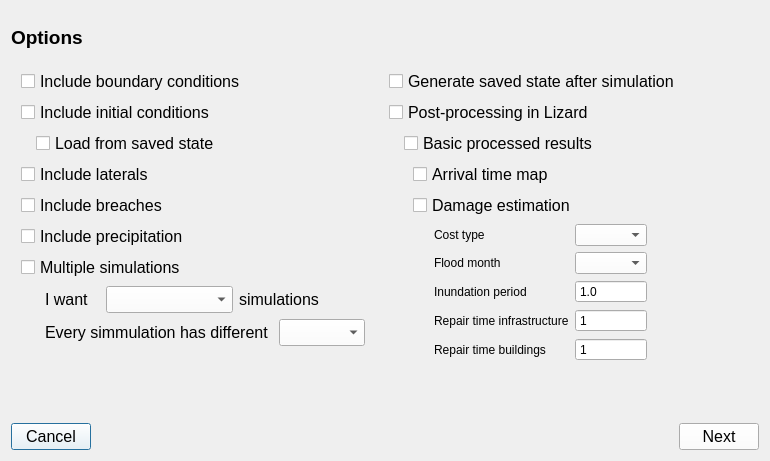
Above: threedi_api_qgis_client/ui/init_dialog.ui from nens/threedi-api-qgis-client before the change. Below: the same form after it.
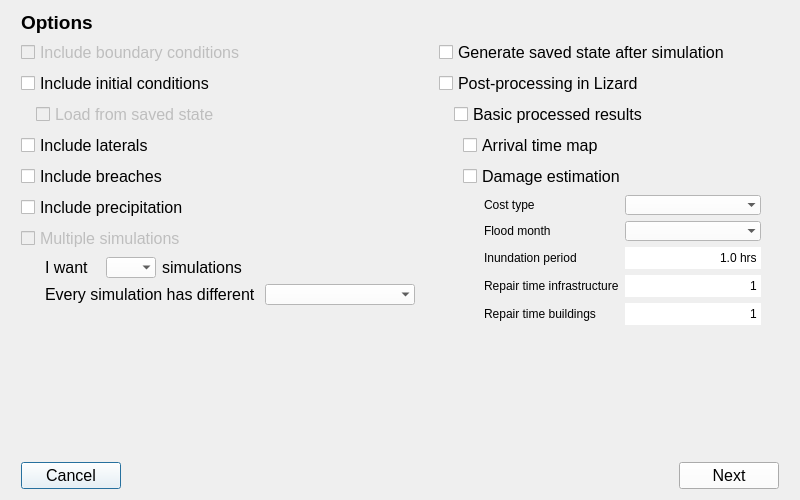
That is the form after the change.

What changed in the file:
```diff
--- a/threedi_api_qgis_client/ui/init_dialog.ui
+++ b/threedi_api_qgis_client/ui/init_dialog.ui
@@ -6,20 +6,20 @@
    <rect>
     <x>0</x>
     <y>0</y>
-    <width>770</width>
-    <height>461</height>
+    <width>800</width>
+    <height>500</height>
    </rect>
   </property>
   <property name="minimumSize">
    <size>
-    <width>770</width>
-    <height>461</height>
+    <width>800</width>
+    <height>500</height>
    </size>
   </property>
   <property name="maximumSize">
    <size>
-    <width>758</width>
-    <height>461</height>
+    <width>800</width>
+    <height>500</height>
    </size>
   </property>
   <property name="palette">
@@ -69,15 +69,35 @@
    <string>Dialog</string>
   </property>
   <layout class="QGridLayout" name="gridLayout">
-   <item row="1" column="1">
-    <layout class="QFormLayout" name="formLayout_2">
-     <property name="fieldGrowthPolicy">
-      <enum>QFormLayout::FieldsStayAtSizeHint</enum>
+   <item row="0" column="1">
+    <widget class="QLabel" name="label">
+     <property name="maximumSize">
+      <size>
+       <width>397</width>
+       <height>52</height>
+      </size>
      </property>
-     <property name="horizontalSpacing">
-      <number>0</number>
+     <property name="font">
+      <font>
+       <pointsize>14</pointsize>
+       <weight>75</weight>
+       <bold>true</bold>
+      </font>
      </property>
-     <item row="0" column="0">
+     <property name="text">
+      <string>Options</string>
+     </property>
+     <property name="margin">
+      <number>15</number>
+     </property>
+    </widget>
+   </item>
+   <item row="1" column="2">
+    <layout class="QVBoxLayout" name="verticalLayout_5">
+     <property name="bottomMargin">
+      <number>14</number>
+     </property>
+     <item>
       <widget class="QCheckBox" name="cb_generate">
        <property name="palette">
         <palette>
@@ -127,7 +147,7 @@
        </property>
       </widget>
      </item>
-     <item row="1" column="0">
+     <item>
       <widget class="QCheckBox" name="cb_postprocess">
        <property name="font">
         <font>
@@ -140,7 +160,7 @@
        </property>
       </widget>
      </item>
-     <item row="2" column="0">
+     <item>
       <widget class="QWidget" name="postprocessing_widget" native="true">
        <layout class="QVBoxLayout" name="verticalLayout_2">
         <property name="leftMargin">
@@ -236,6 +256,12 @@
                <pointsize>9</pointsize>
               </font>
              </property>
+             <property name="styleSheet">
+              <string notr="true">QComboBox {background-color:white; selection-background-color: lightgray;}</string>
+             </property>
+             <property name="frame">
+              <bool>false</bool>
+             </property>
             </widget>
            </item>
            <item row="0" column="1">
@@ -252,6 +278,33 @@
                   </color>
                  </brush>
                 </colorrole>
+                <colorrole role="Base">
+                 <brush brushstyle="SolidPattern">
+                  <color alpha="255">
+                   <red>255</red>
+                   <green>255</green>
+                   <blue>255</blue>
+                  </color>
+                 </brush>
+                </colorrole>
+                <colorrole role="Window">
+                 <brush brushstyle="SolidPattern">
+                  <color alpha="255">
+                   <red>255</red>
+                   <green>255</green>
+                   <blue>255</blue>
+                  </color>
+                 </brush>
+                </colorrole>
+                <colorrole role="Highlight">
+                 <brush brushstyle="SolidPattern">
+                  <color alpha="255">
+                   <red>211</red>
+                   <green>211</green>
+                   <blue>211</blue>
+                  </color>
+                 </brush>
+                </colorrole>
                </active>
                <inactive>
                 <colorrole role="Button">
@@ -263,6 +316,33 @@
                   </color>
                  </brush>
                 </colorrole>
+                <colorrole role="Base">
+                 <brush brushstyle="SolidPattern">
+                  <color alpha="255">
+                   <red>255</red>
+                   <green>255</green>
+                   <blue>255</blue>
+                  </color>
+                 </brush>
+                </colorrole>
+                <colorrole role="Window">
+                 <brush brushstyle="SolidPattern">
+                  <color alpha="255">
+                   <red>255</red>
+                   <green>255</green>
+                   <blue>255</blue>
+                  </color>
+                 </brush>
+                </colorrole>
+                <colorrole role="Highlight">
+                 <brush brushstyle="SolidPattern">
+                  <color alpha="255">
+                   <red>211</red>
+                   <green>211</green>
+                   <blue>211</blue>
+                  </color>
+                 </brush>
+                </colorrole>
                </inactive>
                <disabled>
                 <colorrole role="Button">
@@ -274,6 +354,33 @@
                   </color>
                  </brush>
                 </colorrole>
+                <colorrole role="Base">
+                 <brush brushstyle="SolidPattern">
+                  <color alpha="255">
+                   <red>255</red>
+                   <green>255</green>
+                   <blue>255</blue>
+                  </color>
+                 </brush>
+                </colorrole>
+                <colorrole role="Window">
+                 <brush brushstyle="SolidPattern">
+                  <color alpha="255">
+                   <red>255</red>
+                   <green>255</green>
+                   <blue>255</blue>
+                  </color>
+                 </brush>
+                </colorrole>
+                <colorrole role="Highlight">
+                 <brush brushstyle="SolidPattern">
+                  <color alpha="255">
+                   <red>211</red>
+                   <green>211</green>
+                   <blue>211</blue>
+                  </color>
+                 </brush>
+                </colorrole>
                </disabled>
               </palette>
              </property>
@@ -282,6 +389,12 @@
                <pointsize>9</pointsize>
               </font>
              </property>
+             <property name="styleSheet">
+              <string notr="true">QComboBox {background-color:white; selection-background-color: lightgray;}</string>
+             </property>
+             <property name="frame">
+              <bool>false</bool>
+             </property>
             </widget>
            </item>
            <item row="2" column="0">
@@ -330,6 +443,15 @@
                <pointsize>9</pointsize>
               </font>
              </property>
+             <property name="styleSheet">
+              <string notr="true">QSpinBox {background-color: white;}</string>
+             </property>
+             <property name="frame">
+              <bool>false</bool>
+             </property>
+             <property name="alignment">
+              <set>Qt::AlignRight|Qt::AlignTrailing|Qt::AlignVCenter</set>
+             </property>
              <property name="buttonSymbols">
               <enum>QAbstractSpinBox::NoButtons</enum>
              </property>
@@ -348,6 +470,15 @@
                <pointsize>9</pointsize>
               </font>
              </property>
+             <property name="styleSheet">
+              <string notr="true">QSpinBox {background-color: white;}</string>
+             </property>
+             <property name="frame">
+              <bool>false</bool>
+             </property>
+             <property name="alignment">
+              <set>Qt::AlignRight|Qt::AlignTrailing|Qt::AlignVCenter</set>
+             </property>
              <property name="buttonSymbols">
               <enum>QAbstractSpinBox::NoButtons</enum>
              </property>
@@ -366,9 +497,21 @@
                <pointsize>9</pointsize>
               </font>
              </property>
+             <property name="styleSheet">
+              <string notr="true">QDoubleSpinBox {background-color: white;}</string>
+             </property>
+             <property name="frame">
+              <bool>false</bool>
+             </property>
+             <property name="alignment">
+              <set>Qt::AlignRight|Qt::AlignTrailing|Qt::AlignVCenter</set>
+             </property>
              <property name="buttonSymbols">
               <enum>QAbstractSpinBox::NoButtons</enum>
              </property>
+             <property name="suffix">
+              <string> hrs</string>
+             </property>
              <property name="decimals">
               <number>1</number>
              </property>
@@ -383,65 +526,34 @@
        </layout>
       </widget>
      </item>
-    </layout>
-   </item>
-   <item row="0" column="0">
-    <widget class="QLabel" name="label">
-     <property name="maximumSize">
-      <size>
-       <width>397</width>
-       <height>52</height>
-      </size>
-     </property>
-     <property name="font">
-      <font>
-       <pointsize>14</pointsize>
-       <weight>75</weight>
-       <bold>true</bold>
-      </font>
-     </property>
-     <property name="text">
-      <string>Options</string>
-     </property>
-     <property name="margin">
-      <number>15</number>
-     </property>
-    </widget>
-   </item>
-   <item row="2" column="0" colspan="2">
-    <layout class="QGridLayout" name="gridLayout_2">
-     <property name="bottomMargin">
-      <number>0</number>
-     </property>
-     <item row="0" column="0" alignment="Qt::AlignLeft">
-      <widget class="QPushButton" name="pb_cancel">
-       <property name="text">
-        <string>Cancel</string>
+     <item>
+      <spacer name="verticalSpacer_2">
+       <property name="orientation">
+        <enum>Qt::Vertical</enum>
        </property>
-      </widget>
-     </item>
-     <item row="0" column="1" alignment="Qt::AlignRight">
-      <widget class="QPushButton" name="pb_next">
-       <property name="text">
-        <string>Next</string>
+       <property name="sizeHint" stdset="0">
+        <size>
+         <width>20</width>
+         <height>40</height>
+        </size>
        </property>
-      </widget>
+      </spacer>
      </item>
     </layout>
    </item>
-   <item row="1" column="0">
-    <layout class="QFormLayout" name="formLayout">
-     <property name="fieldGrowthPolicy">
-      <enum>QFormLayout::FieldsStayAtSizeHint</enum>
-     </property>
-     <property name="horizontalSpacing">
-      <number>0</number>
-     </property>
-     <property name="leftMargin">
-      <number>10</number>
-     </property>
-     <item row="0" column="0">
+   <item row="1" column="1">
+    <layout class="QVBoxLayout" name="verticalLayout_6">
+     <item>
       <widget class="QCheckBox" name="cb_boundary">
+       <property name="enabled">
+        <bool>false</bool>
+       </property>
+       <property name="minimumSize">
+        <size>
+         <width>408</width>
+         <height>0</height>
+        </size>
+       </property>
        <property name="font">
         <font>
          <family>Segoe UI</family>
@@ -453,7 +565,7 @@
        </property>
       </widget>
      </item>
-     <item row="1" column="0">
+     <item>
       <widget class="QCheckBox" name="cb_conditions">
        <property name="font">
         <font>
@@ -466,7 +578,7 @@
        </property>
       </widget>
      </item>
-     <item row="2" column="0">
+     <item>
       <widget class="QWidget" name="load_state_widget" native="true">
        <layout class="QVBoxLayout" name="verticalLayout_4">
         <property name="leftMargin">
@@ -480,6 +592,9 @@
         </property>
         <item>
          <widget class="QCheckBox" name="cb_load_saved_state">
+          <property name="enabled">
+           <bool>false</bool>
+          </property>
           <property name="font">
            <font>
             <family>Segoe UI</family>
@@ -494,7 +609,7 @@
        </layout>
       </widget>
      </item>
-     <item row="3" column="0">
+     <item>
       <widget class="QCheckBox" name="cb_laterals">
        <property name="font">
         <font>
@@ -507,8 +622,8 @@
        </property>
       </widget>
      </item>
-     <item row="4" column="0">
-      <widget class="QCheckBox" name="cb_breanches">
+     <item>
+      <widget class="QCheckBox" name="cb_breaches">
        <property name="font">
         <font>
          <family>Segoe UI</family>
@@ -520,7 +635,7 @@
        </property>
       </widget>
      </item>
-     <item row="5" column="0">
+     <item>
       <widget class="QCheckBox" name="cb_precipitation">
        <property name="font">
         <font>
@@ -533,8 +648,11 @@
        </property>
       </widget>
      </item>
-     <item row="6" column="0">
+     <item>
       <widget class="QCheckBox" name="cb_multiple_simulations">
+       <property name="enabled">
+        <bool>false</bool>
+       </property>
        <property name="font">
         <font>
          <family>Segoe UI</family>
@@ -546,7 +664,7 @@
        </property>
       </widget>
      </item>
-     <item row="7" column="0">
+     <item>
       <widget class="QWidget" name="multiple_simulations_widget" native="true">
        <layout class="QVBoxLayout" name="verticalLayout">
         <property name="leftMargin">
@@ -591,6 +709,18 @@
            </item>
            <item>
             <widget class="QComboBox" name="dd_number_of_simulation">
+             <property name="sizePolicy">
+              <sizepolicy hsizetype="Minimum" vsizetype="Fixed">
+               <horstretch>0</horstretch>
+               <verstretch>0</verstretch>
+              </sizepolicy>
+             </property>
+             <property name="maximumSize">
+              <size>
+               <width>50</width>
+               <height>16777215</height>
+              </size>
+             </property>
              <property name="palette">
               <palette>
                <active>
@@ -603,6 +733,33 @@
                   </color>
                  </brush>
                 </colorrole>
+                <colorrole role="Base">
+                 <brush brushstyle="SolidPattern">
+                  <color alpha="255">
+                   <red>255</red>
+                   <green>255</green>
+                   <blue>255</blue>
+                  </color>
+                 </brush>
+                </colorrole>
+                <colorrole role="Window">
+                 <brush brushstyle="SolidPattern">
+                  <color alpha="255">
+                   <red>255</red>
+                   <green>255</green>
+                   <blue>255</blue>
+                  </color>
+                 </brush>
+                </colorrole>
+                <colorrole role="Highlight">
+                 <brush brushstyle="SolidPattern">
+                  <color alpha="255">
+                   <red>211</red>
+                   <green>211</green>
+                   <blue>211</blue>
+                  </color>
+                 </brush>
+                </colorrole>
                </active>
                <inactive>
                 <colorrole role="Button">
@@ -614,6 +771,33 @@
                   </color>
                  </brush>
                 </colorrole>
+                <colorrole role="Base">
+                 <brush brushstyle="SolidPattern">
+                  <color alpha="255">
+                   <red>255</red>
+                   <green>255</green>
+                   <blue>255</blue>
+                  </color>
+                 </brush>
+                </colorrole>
+                <colorrole role="Window">
+                 <brush brushstyle="SolidPattern">
+                  <color alpha="255">
+                   <red>255</red>
+                   <green>255</green>
+                   <blue>255</blue>
+                  </color>
+                 </brush>
+                </colorrole>
+                <colorrole role="Highlight">
+                 <brush brushstyle="SolidPattern">
+                  <color alpha="255">
+                   <red>211</red>
+                   <green>211</green>
+                   <blue>211</blue>
+                  </color>
+                 </brush>
+                </colorrole>
                </inactive>
                <disabled>
                 <colorrole role="Button">
@@ -625,9 +809,47 @@
                   </color>
                  </brush>
                 </colorrole>
+                <colorrole role="Base">
+                 <brush brushstyle="SolidPattern">
+                  <color alpha="255">
+                   <red>255</red>
+                   <green>255</green>
+                   <blue>255</blue>
+                  </color>
+                 </brush>
+                </colorrole>
+                <colorrole role="Window">
+                 <brush brushstyle="SolidPattern">
+                  <color alpha="255">
+                   <red>255</red>
+                   <green>255</green>
+                   <blue>255</blue>
+                  </color>
+                 </brush>
+                </colorrole>
+                <colorrole role="Highlight">
+                 <brush brushstyle="SolidPattern">
+                  <color alpha="255">
+                   <red>211</red>
+                   <green>211</green>
+                   <blue>211</blue>
+                  </color>
+                 </brush>
+                </colorrole>
                </disabled>
               </palette>
              </property>
+             <property name="font">
+              <font>
+               <pointsize>10</pointsize>
+              </font>
+             </property>
+             <property name="styleSheet">
+              <string notr="true">QComboBox {background-color:white; selection-background-color: lightgray;}</string>
+             </property>
+             <property name="frame">
+              <bool>false</bool>
+             </property>
             </widget>
            </item>
            <item>
@@ -664,12 +886,18 @@
               </font>
              </property>
              <property name="text">
-              <string>Every simmulation has different </string>
+              <string>Every simulation has different </string>
              </property>
             </widget>
            </item>
            <item>
             <widget class="QComboBox" name="dd_simulation_difference">
+             <property name="minimumSize">
+              <size>
+               <width>150</width>
+               <height>0</height>
+              </size>
+             </property>
              <property name="palette">
               <palette>
                <active>
@@ -682,6 +910,33 @@
                   </color>
                  </brush>
                 </colorrole>
+                <colorrole role="Base">
+                 <brush brushstyle="SolidPattern">
+                  <color alpha="255">
+                   <red>255</red>
+                   <green>255</green>
+                   <blue>255</blue>
+                  </color>
+                 </brush>
+                </colorrole>
+                <colorrole role="Window">
+                 <brush brushstyle="SolidPattern">
+                  <color alpha="255">
+                   <red>255</red>
+                   <green>255</green>
+                   <blue>255</blue>
+                  </color>
+                 </brush>
+                </colorrole>
+                <colorrole role="Highlight">
+                 <brush brushstyle="SolidPattern">
+                  <color alpha="255">
+                   <red>211</red>
+                   <green>211</green>
+                   <blue>211</blue>
+                  </color>
+                 </brush>
+                </colorrole>
                </active>
                <inactive>
                 <colorrole role="Button">
@@ -693,6 +948,33 @@
                   </color>
                  </brush>
                 </colorrole>
+                <colorrole role="Base">
+                 <brush brushstyle="SolidPattern">
+                  <color alpha="255">
+                   <red>255</red>
+                   <green>255</green>
+                   <blue>255</blue>
+                  </color>
+                 </brush>
+                </colorrole>
+                <colorrole role="Window">
+                 <brush brushstyle="SolidPattern">
+                  <color alpha="255">
+                   <red>255</red>
+                   <green>255</green>
+                   <blue>255</blue>
+                  </color>
+                 </brush>
+                </colorrole>
+                <colorrole role="Highlight">
+                 <brush brushstyle="SolidPattern">
+                  <color alpha="255">
+                   <red>211</red>
+                   <green>211</green>
+                   <blue>211</blue>
+                  </color>
+                 </brush>
+                </colorrole>
                </inactive>
                <disabled>
                 <colorrole role="Button">
@@ -704,19 +986,161 @@
                   </color>
                  </brush>
                 </colorrole>
+                <colorrole role="Base">
+                 <brush brushstyle="SolidPattern">
+                  <color alpha="255">
+                   <red>255</red>
+                   <green>255</green>
+                   <blue>255</blue>
+                  </color>
+                 </brush>
+                </colorrole>
+                <colorrole role="Window">
+                 <brush brushstyle="SolidPattern">
+                  <color alpha="255">
+                   <red>255</red>
+                   <green>255</green>
+                   <blue>255</blue>
+                  </color>
+                 </brush>
+                </colorrole>
+                <colorrole role="Highlight">
+                 <brush brushstyle="SolidPattern">
+                  <color alpha="255">
+                   <red>211</red>
+                   <green>211</green>
+                   <blue>211</blue>
+                  </color>
+                 </brush>
+                </colorrole>
                </disabled>
               </palette>
              </property>
+             <property name="font">
+              <font>
+               <pointsize>10</pointsize>
+              </font>
+             </property>
+             <property name="styleSheet">
+              <string notr="true">QComboBox {background-color:white; selection-background-color: lightgray;}</string>
+             </property>
+             <property name="frame">
+              <bool>false</bool>
+             </property>
             </widget>
            </item>
           </layout>
          </widget>
         </item>
+        <item>
+         <spacer name="verticalSpacer_3">
+          <property name="orientation">
+           <enum>Qt::Vertical</enum>
+          </property>
+          <property name="sizeHint" stdset="0">
+           <size>
+            <width>20</width>
+            <height>40</height>
+           </size>
+          </property>
+         </spacer>
+        </item>
        </layout>
       </widget>
      </item>
     </layout>
    </item>
+   <item row="24" column="1" colspan="2">
+    <layout class="QGridLayout" name="gridLayout_2">
+     <property name="bottomMargin">
+      <number>0</number>
+     </property>
+     <item row="0" column="0" alignment="Qt::AlignLeft">
+      <widget class="QPushButton" name="pb_cancel">
+       <property name="minimumSize">
+        <size>
+         <width>100</width>
+         <height>0</height>
+        </size>
+       </property>
+       <property name="text">
+        <string>Cancel</string>
+       </property>
+      </widget>
+     </item>
+     <item row="0" column="1" alignment="Qt::AlignRight">
+      <widget class="QPushButton" name="pb_next">
+       <property name="minimumSize">
+        <size>
+         <width>100</width>
+         <height>0</height>
+        </size>
+       </property>
+       <property name="text">
+        <string>Next</string>
+       </property>
+      </widget>
+     </item>
+    </layout>
+   </item>
+   <item row="2" column="2">
+    <spacer name="verticalSpacer_4">
+     <property name="orientation">
+      <enum>Qt::Vertical</enum>
+     </property>
+     <property name="sizeHint" stdset="0">
+      <size>
+       <width>20</width>
+       <height>40</height>
+      </size>
+     </property>
+    </spacer>
+   </item>
+   <item row="2" column="1">
+    <spacer name="verticalSpacer">
+     <property name="orientation">
+      <enum>Qt::Vertical</enum>
+     </property>
+     <property name="sizeHint" stdset="0">
+      <size>
+       <width>20</width>
+       <height>40</height>
+      </size>
+     </property>
+    </spacer>
+   </item>
+   <item row="1" column="0">
+    <spacer name="horizontalSpacer">
+     <property name="orientation">
+      <enum>Qt::Horizontal</enum>
+     </property>
+     <property name="sizeType">
+      <enum>QSizePolicy::Fixed</enum>
+     </property>
+     <property name="sizeHint" stdset="0">
+      <size>
+       <width>10</width>
+       <height>20</height>
+      </size>
+     </property>
+    </spacer>
+   </item>
+   <item row="1" column="3">
+    <spacer name="horizontalSpacer_2">
+     <property name="orientation">
+      <enum>Qt::Horizontal</enum>
+     </property>
+     <property name="sizeType">
+      <enum>QSizePolicy::Fixed</enum>
+     </property>
+     <property name="sizeHint" stdset="0">
+      <size>
+       <width>10</width>
+       <height>20</height>
+      </size>
+     </property>
+    </spacer>
+   </item>
   </layout>
  </widget>
  <resources/>
```
Left out of the diff: 28 changed lines with no effect on the pictures.
